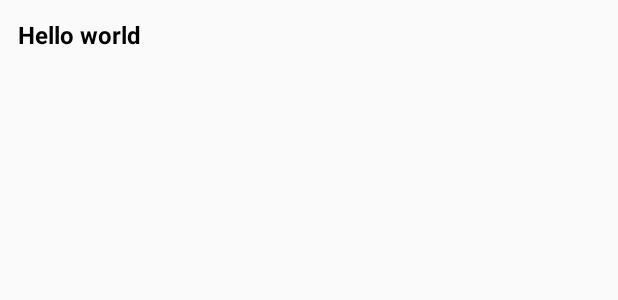
After one commit to ndnhattan/android-photo-gallery, an Android app: the layout item_list_image.xml on its own in the app's theme, with its tools: preview values and no code run, on a phone screen of 412 x 824 dp. The commit adds this screen. Shown: the top 300 px of the screen. Run offline under Robolectric (Android 15) with nearby library versions, the phone set to English and light mode, and no system bars.

Commit message:
Add photos layout

```diff
--- a/app/build.gradle.kts
+++ b/app/build.gradle.kts
@@ -39,4 +39,7 @@ dependencies {
     testImplementation("junit:junit:4.13.2")
     androidTestImplementation("androidx.test.ext:junit:1.1.5")
     androidTestImplementation("androidx.test.espresso:espresso-core:3.5.1")
+
+    implementation("com.github.bumptech.glide:glide:4.12.0") // Use the latest version
+    annotationProcessor("com.github.bumptech.glide:compiler:4.12.0") // Use the same version as above
 }
--- a/app/src/main/AndroidManifest.xml
+++ b/app/src/main/AndroidManifest.xml
@@ -1,6 +1,7 @@
 <?xml version="1.0" encoding="utf-8"?>
 <manifest xmlns:android="http://schemas.android.com/apk/res/android"
     xmlns:tools="http://schemas.android.com/tools">
+    <uses-permission android:name="android.permission.READ_EXTERNAL_STORAGE"></uses-permission>
 
     <application
         android:allowBackup="true"
--- a/app/src/main/java/com/example/myapplication/fragments/FragmentAlbums.java
+++ /dev/null
@@ -1,4 +0,0 @@
-package com.example.myapplication.fragments;
-
-public class FragmentAlbums {
-}
--- a/app/src/main/java/com/example/myapplication/fragments/FragmentFavorite.java
+++ /dev/null
@@ -1,4 +0,0 @@
-package com.example.myapplication.fragments;
-
-public class FragmentFavorite {
-}
--- a/app/src/main/java/com/example/myapplication/fragments/FragmentPhotos.java
+++ /dev/null
@@ -1,4 +0,0 @@
-package com.example.myapplication.fragments;
-
-public class FragmentPhotos {
-}
--- a/app/src/main/java/com/example/myapplication/fragments/FragmentPrivacy.java
+++ /dev/null
@@ -1,4 +0,0 @@
-package com.example.myapplication.fragments;
-
-public class FragmentPrivacy {
-}
--- /dev/null
+++ b/app/src/main/res/layout/item_list_image.xml
@@ -0,0 +1,29 @@
+<?xml version="1.0" encoding="utf-8"?>
+<LinearLayout xmlns:android="http://schemas.android.com/apk/res/android"
+    android:id="@+id/layout_blue"
+    android:layout_width="match_parent"
+    android:layout_height="wrap_content"
+    android:orientation="vertical">
+
+    <TextView
+        android:id="@+id/textView"
+        android:layout_width="wrap_content"
+        android:layout_height="wrap_content"
+        android:textStyle="bold"
+        android:textSize="16sp"
+        android:paddingLeft="12dp"
+        android:paddingTop="12dp"
+        android:paddingBottom="10dp"
+        android:text="Hello world"
+        android:textColor="@color/black"/>
+
+    <androidx.recyclerview.widget.RecyclerView
+        android:id="@+id/recyclerView"
+        android:layout_width="match_parent"
+        android:layout_height="wrap_content"
+        android:background="@android:color/white"
+        android:clipToPadding="false"
+
+        android:scrollbars="vertical" />
+
+</LinearLayout>
```
Also changed, not shown: app/src/main/java/com/nhom12/test/Fragment_Photo.java (+117 -48 lines), app/src/main/java/com/nhom12/test/MainActivity.java (+15 -6 lines), app/src/main/java/com/nhom12/test/adapter/GridImageAdapter.java (added, +113 -0 lines), app/src/main/java/com/nhom12/test/adapter/ListImageAdapter.java (added, +81 -0 lines), app/src/main/java/com/nhom12/test/adapter/SpaceItemDecoration.java (added, +44 -0 lines), app/src/main/res/layout/fragment__photo.xml (+11 -12 lines), app/src/main/res/layout/item_grid_image.xml (added, +7 -0 lines).
